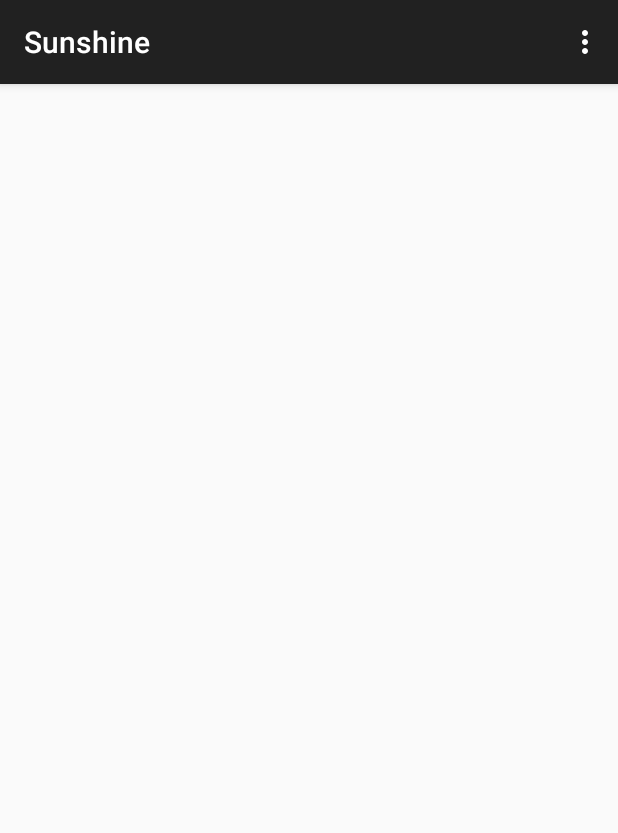
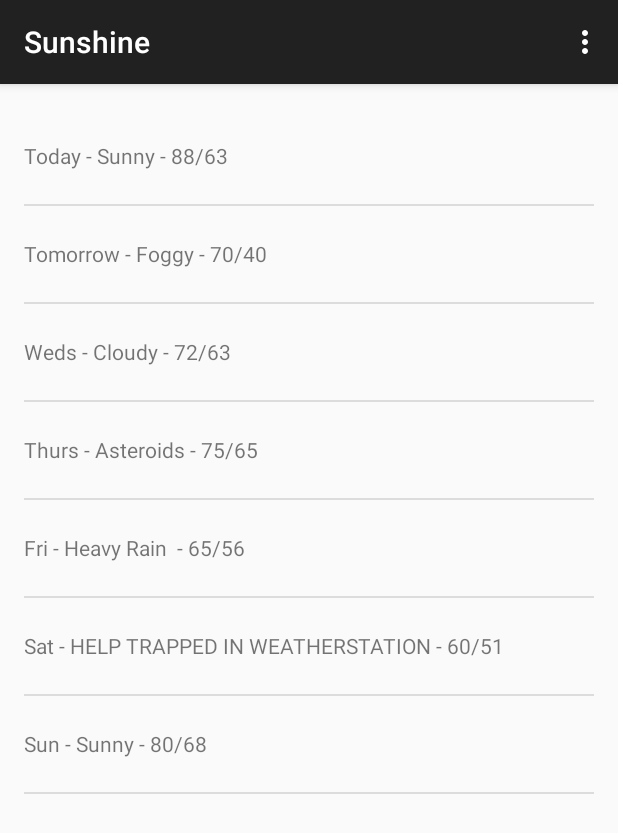
Before and after one commit to StefanoPernat/Udacity-Sunshine, an Android app: the screen it shows after launch (MainActivity), on a phone screen of 412 x 824 dp. Shown: the top 833 px of the screen. Run offline under Robolectric (Android 15) with nearby library versions, the phone set to English and light mode, and no system bars.

```diff
--- a/app/src/main/java/com/example/android/sunshine/app/MainActivityFragment.java
+++ b/app/src/main/java/com/example/android/sunshine/app/MainActivityFragment.java
@@ -6,6 +6,7 @@ import android.view.LayoutInflater;
 import android.view.View;
 import android.view.ViewGroup;
 import android.widget.ArrayAdapter;
+import android.widget.ListView;
 
 import java.util.ArrayList;
 import java.util.Arrays;
@@ -43,6 +44,9 @@ public class MainActivityFragment extends Fragment {
                                                     weekForecast
         );
 
+        ListView forecastListView = (ListView) viewRoot.findViewById(R.id.listview_forecast);
+        forecastListView.setAdapter(forecastAdapter);
+
         return viewRoot;
     }
 }
--- a/app/src/main/res/layout/fragment_main.xml
+++ b/app/src/main/res/layout/fragment_main.xml
@@ -8,7 +8,7 @@
 
     <ListView
         android:id="@+id/listview_forecast"
-        android:layout_width="wrap_content"
+        android:layout_width="match_parent"
         android:layout_height="match_parent"/>
 
 </FrameLayout>
```
